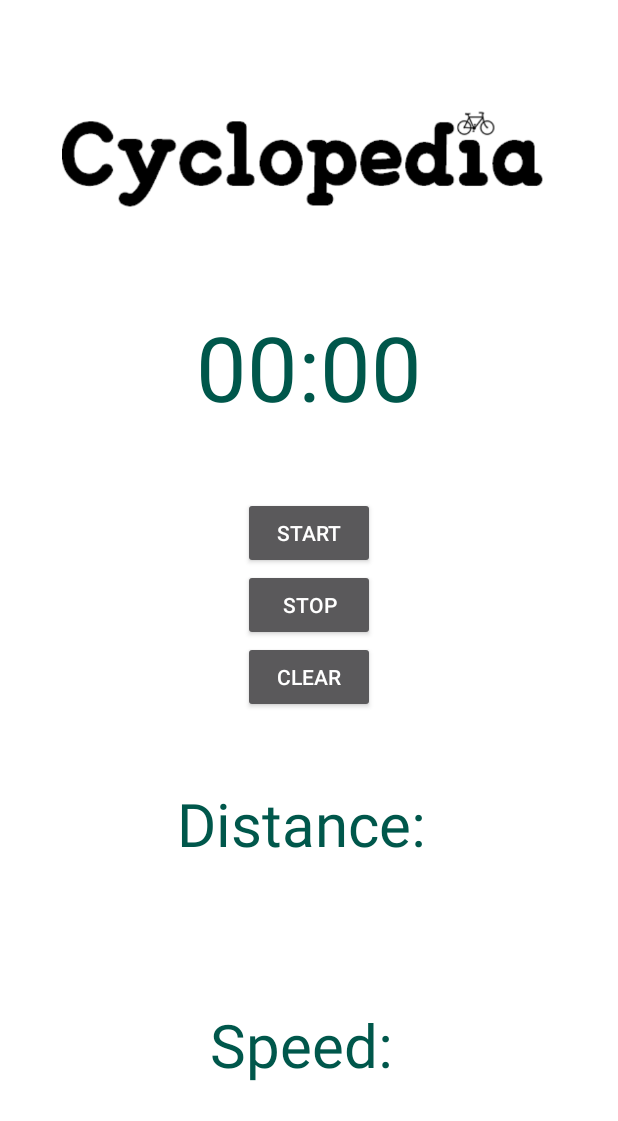
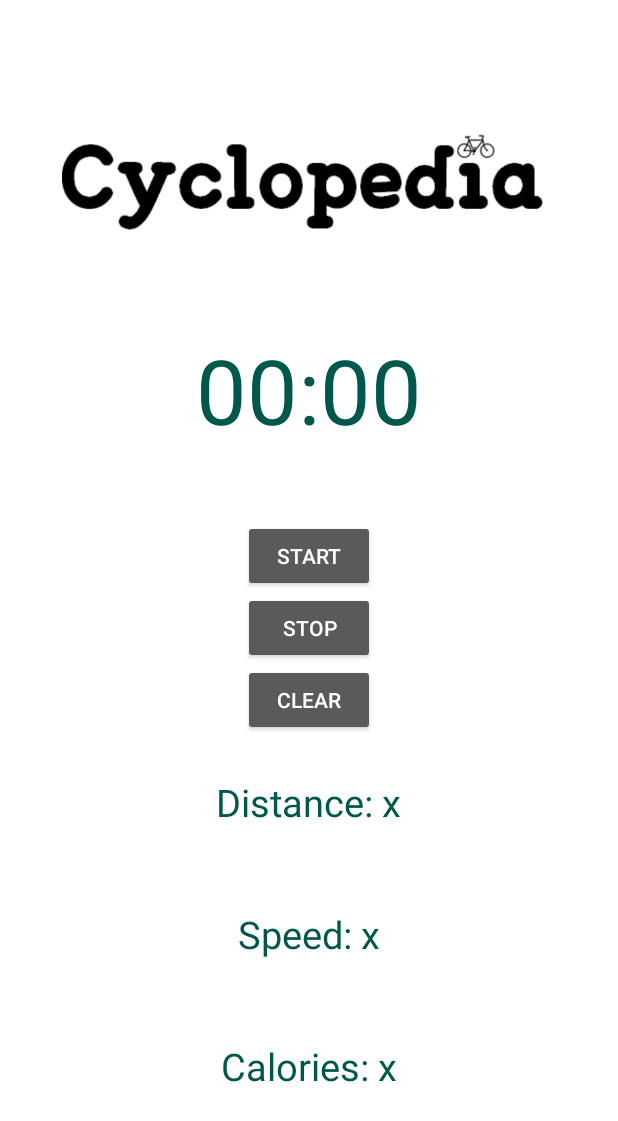
Before and after one commit to malcsmac/Cyclopedia, an Android app: the Timer screen opened directly, with no data from a screen before it, after a tap on "CLEAR", on a phone screen of 412 x 824 dp. Shown: the top 1121 px of the screen. Run offline under Robolectric (Android 15) with nearby library versions, the phone set to English and light mode, and no system bars; 2 other taps on this screen came first.

Commit message:
Working timer and speed with fake calories

```diff
--- a/mobileHCI/app/src/main/java/com/example/huriyah/mobilehci/Timer.java
+++ b/mobileHCI/app/src/main/java/com/example/huriyah/mobilehci/Timer.java
@@ -34,7 +34,7 @@ public class Timer extends AppCompatActivity {
 
     private double longitude, latitude, prevLongitude, prevLatitude;
 
-    TextView distanceView, speedView;
+    TextView distanceView, speedView, calorieView;
 
     private static DecimalFormat df2 = new DecimalFormat(".##");
 
@@ -48,6 +48,7 @@ public class Timer extends AppCompatActivity {
 
         distanceView = (TextView) findViewById(R.id.distanceText);
         speedView = (TextView) findViewById(R.id.speedText);
+        calorieView = (TextView) findViewById(R.id.calorieText);
 
     }
 
@@ -94,6 +95,10 @@ public class Timer extends AppCompatActivity {
             pauseOffset = SystemClock.elapsedRealtime() - chronometer.getBase();
             operational = false;
             locationManager.removeUpdates(locationListenerGPS);
+            calorieView.setText("Calories Burned: 20 kcal");
+            double time = SystemClock.elapsedRealtime() - chronometer.getBase();
+            double speed = distance / ((time/1000)/3600);
+            speedView.setText("Speed: " + df2.format(speed) + " mph");
         }
     }
 
@@ -101,8 +106,10 @@ public class Timer extends AppCompatActivity {
         if (!operational) {
             chronometer.setBase(SystemClock.elapsedRealtime());
             pauseOffset = 0;
-            distanceView.setText("Distance: ");
-            speedView.setText("Speed: ");
+            distance = 0;
+            distanceView.setText("Distance: x");
+            speedView.setText("Speed: x");
+            calorieView.setText("Calories: x");
         }
     }
 
@@ -156,8 +163,6 @@ public class Timer extends AppCompatActivity {
 
             distanceView.setText("Distance: " + df2.format(distance) + " miles");
 
-
-            speedView.setText("Speed: " + time + " mph");
         }
 
         @Override
--- a/mobileHCI/app/src/main/res/layout/activity_timer.xml
+++ b/mobileHCI/app/src/main/res/layout/activity_timer.xml
@@ -56,18 +56,26 @@
         android:id="@+id/distanceText"
         android:layout_width="wrap_content"
         android:layout_height="wrap_content"
-        android:layout_margin="70px"
+        android:layout_margin="40px"
         android:textColor="@color/colorPrimaryDark"
-        android:textSize="40sp"
-        android:text="Distance: "/>
+        android:textSize="25sp"
+        android:text="Distance: x"/>
 
     <TextView
         android:id="@+id/speedText"
         android:layout_width="wrap_content"
         android:layout_height="wrap_content"
-        android:layout_margin="70px"
+        android:layout_margin="40px"
         android:textColor="@color/colorPrimaryDark"
-        android:textSize="40sp"
-        android:text="Speed: "/>
+        android:textSize="25sp"
+        android:text="Speed: x"/>
 
+    <TextView
+        android:id="@+id/calorieText"
+        android:layout_width="wrap_content"
+        android:layout_height="wrap_content"
+        android:layout_margin="40px"
+        android:textColor="@color/colorPrimaryDark"
+        android:textSize="25sp"
+        android:text="Calories: x"/>
 </LinearLayout>
```
